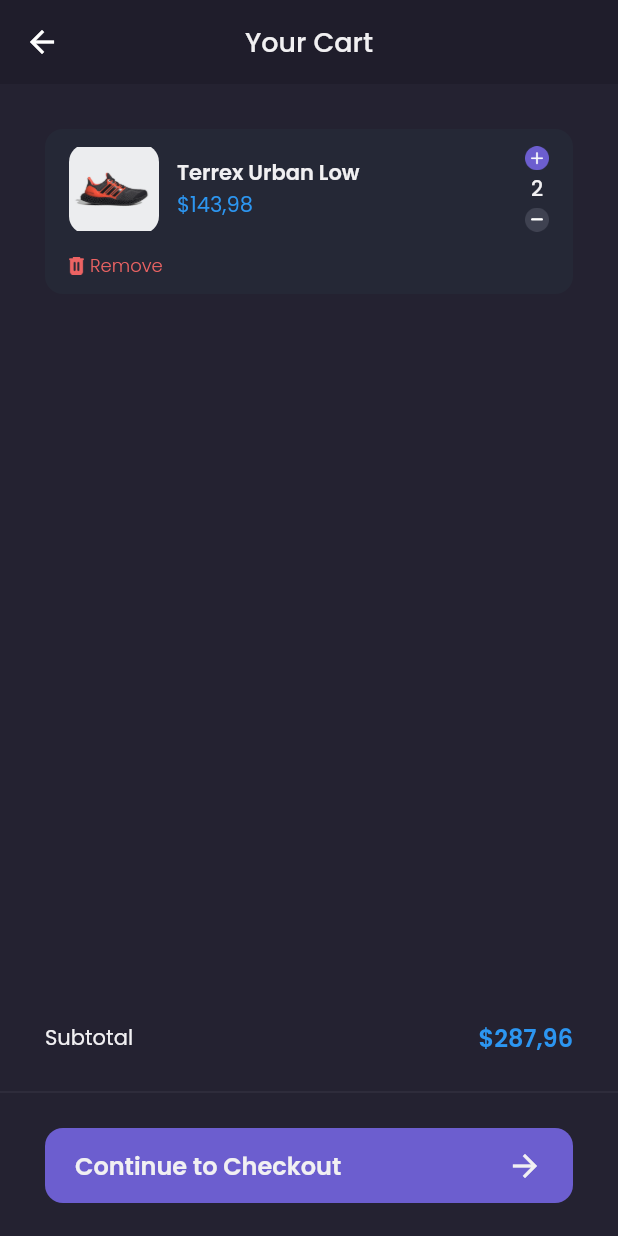
After one commit to triagung128/shamo, a Flutter app: the CartPage screen opened by its route, on a phone screen of 412 x 824 dp. The commit adds this screen. Run offline on Flutter 3.47's test engine with Material 2 defaults, Android fonts, the phone set to English and light mode, and no system bars; our stand-ins replace carousel_slider, google_fonts.

Commit message:
create cart page

```diff
--- a/lib/main.dart
+++ b/lib/main.dart
@@ -1,4 +1,5 @@
 import 'package:flutter/material.dart';
+import 'package:shamo/pages/cart_page.dart';
 import 'package:shamo/pages/detail_chat_page.dart';
 import 'package:shamo/pages/edit_profile_page.dart';
 import 'package:shamo/pages/home/main_page.dart';
@@ -24,6 +25,7 @@ class MyApp extends StatelessWidget {
         '/detail-chat': (_) => const DetailChatPage(),
         '/edit-profile': (_) => const EditProfilePage(),
         '/product': (_) => const ProductPage(),
+        '/cart': (_) => const CartPage(),
       },
     );
   }
--- /dev/null
+++ b/lib/pages/cart_page.dart
@@ -0,0 +1,159 @@
+import 'package:flutter/material.dart';
+import 'package:shamo/theme.dart';
+import 'package:shamo/widgets/cart_card.dart';
+
+class CartPage extends StatelessWidget {
+  const CartPage({super.key});
+
+  @override
+  Widget build(BuildContext context) {
+    PreferredSizeWidget header() {
+      return AppBar(
+        backgroundColor: backgroundColor1,
+        centerTitle: true,
+        title: Text(
+          'Your Cart',
+          style: primaryTextStyle.copyWith(
+            fontSize: 18,
+            fontWeight: medium,
+          ),
+        ),
+        elevation: 0,
+      );
+    }
+
+    Widget emptyCart() {
+      return Center(
+        child: Column(
+          mainAxisAlignment: MainAxisAlignment.center,
+          children: [
+            Image.asset('assets/icon_empty_cart.png', width: 80),
+            const SizedBox(height: 20),
+            Text(
+              'Opss! Your Cart is Empty',
+              style: primaryTextStyle.copyWith(
+                fontSize: 16,
+                fontWeight: medium,
+              ),
+            ),
+            const SizedBox(height: 12),
+            Text(
+              'Let\'s find your favorite shoes',
+              style: secondaryTextStyle,
+            ),
+            Container(
+              margin: const EdgeInsets.only(top: 20),
+              width: 154,
+              height: 44,
+              child: TextButton(
+                onPressed: () => Navigator.pop(context),
+                style: TextButton.styleFrom(
+                  backgroundColor: primaryColor,
+                  shape: RoundedRectangleBorder(
+                    borderRadius: BorderRadius.circular(12),
+                  ),
+                ),
+                child: Text(
+                  'Explore Store',
+                  style: primaryTextStyle.copyWith(
+                    fontSize: 16,
+                    fontWeight: medium,
+                  ),
+                ),
+              ),
+            ),
+          ],
+        ),
+      );
+    }
+
+    Widget content() {
+      return ListView(
+        padding: EdgeInsets.only(
+          left: defaultMargin,
+          right: defaultMargin,
+          bottom: defaultMargin,
+        ),
+        children: const [
+          CartCard(),
+        ],
+      );
+    }
+
+    Widget customBottomNav() {
+      return SizedBox(
+        height: 160,
+        child: Column(
+          children: [
+            Container(
+              margin: EdgeInsets.symmetric(
+                horizontal: defaultMargin,
+                vertical: 16,
+              ),
+              child: Row(
+                mainAxisAlignment: MainAxisAlignment.spaceBetween,
+                children: [
+                  Text(
+                    'Subtotal',
+                    style: primaryTextStyle,
+                  ),
+                  Text(
+                    '\$287,96',
+                    style: priceTextStyle.copyWith(
+                      fontSize: 16,
+                      fontWeight: semiBold,
+                    ),
+                  ),
+                ],
+              ),
+            ),
+            Divider(
+              thickness: 0.3,
+              color: subtitleColor,
+            ),
+            Container(
+              height: 50,
+              margin: EdgeInsets.symmetric(
+                horizontal: defaultMargin,
+                vertical: 16,
+              ),
+              child: TextButton(
+                onPressed: () {},
+                style: TextButton.styleFrom(
+                  backgroundColor: primaryColor,
+                  padding: const EdgeInsets.symmetric(horizontal: 20),
+                  shape: RoundedRectangleBorder(
+                    borderRadius: BorderRadius.circular(12),
+                  ),
+                ),
+                child: Row(
+                  mainAxisAlignment: MainAxisAlignment.spaceBetween,
+                  children: [
+                    Text(
+                      'Continue to Checkout',
+                      style: primaryTextStyle.copyWith(
+                        fontSize: 16,
+                        fontWeight: semiBold,
+                      ),
+                    ),
+                    Icon(
+                      Icons.arrow_forward,
+                      color: primaryTextColor,
+                    ),
+                  ],
+                ),
+              ),
+            ),
+          ],
+        ),
+      );
+    }
+
+    return Scaffold(
+      backgroundColor: backgroundColor3,
+      appBar: header(),
+      body: content(),
+      bottomNavigationBar: customBottomNav(),
+    );
+  }
+}
--- a/lib/pages/home/main_page.dart
+++ b/lib/pages/home/main_page.dart
@@ -19,7 +19,7 @@ class _MainPageState extends State<MainPage> {
   Widget build(BuildContext context) {
     Widget cartButton() {
       return FloatingActionButton(
-        onPressed: () {},
+        onPressed: () => Navigator.pushNamed(context, '/cart'),
         backgroundColor: secondaryColor,
         child: Image.asset(
           'assets/icon_cart.png',
--- /dev/null
+++ b/lib/widgets/cart_card.dart
@@ -0,0 +1,78 @@
+import 'package:flutter/material.dart';
+import 'package:shamo/theme.dart';
+
+class CartCard extends StatelessWidget {
+  const CartCard({super.key});
+
+  @override
+  Widget build(BuildContext context) {
+    return Container(
+      margin: EdgeInsets.only(top: defaultMargin),
+      padding: const EdgeInsets.symmetric(horizontal: 16, vertical: 10),
+      decoration: BoxDecoration(
+        color: backgroundColor4,
+        borderRadius: BorderRadius.circular(12),
+      ),
+      child: Column(
+        children: [
+          Row(
+            children: [
+              Container(
+                width: 60,
+                height: 60,
+                decoration: BoxDecoration(
+                  borderRadius: BorderRadius.circular(12),
+                  image: const DecorationImage(
+                    image: AssetImage('assets/image_shoes.png'),
+                  ),
+                ),
+              ),
+              const SizedBox(width: 12),
+              Expanded(
+                child: Column(
+                  crossAxisAlignment: CrossAxisAlignment.start,
+                  children: [
+                    Text(
+                      'Terrex Urban Low',
+                      style: primaryTextStyle.copyWith(fontWeight: semiBold),
+                    ),
+                    Text(
+                      '\$143,98',
+                      style: priceTextStyle,
+                    ),
+                  ],
+                ),
+              ),
+              Column(
+                children: [
+                  Image.asset('assets/button_add.png', width: 16),
+                  const SizedBox(height: 2),
+                  Text(
+                    '2',
+                    style: primaryTextStyle.copyWith(fontWeight: medium),
+                  ),
+                  const SizedBox(height: 2),
+                  Image.asset('assets/button_min.png', width: 16),
+                ],
+              ),
+            ],
+          ),
+          const SizedBox(height: 12),
+          Row(
+            children: [
+              Image.asset('assets/icon_remove.png', width: 10),
+              const SizedBox(width: 4),
+              Text(
+                'Remove',
+                style: alertTextStyle.copyWith(
+                  fontSize: 12,
+                  fontWeight: light,
+                ),
+              ),
+            ],
+          ),
+        ],
+      ),
+    );
+  }
+}
```
